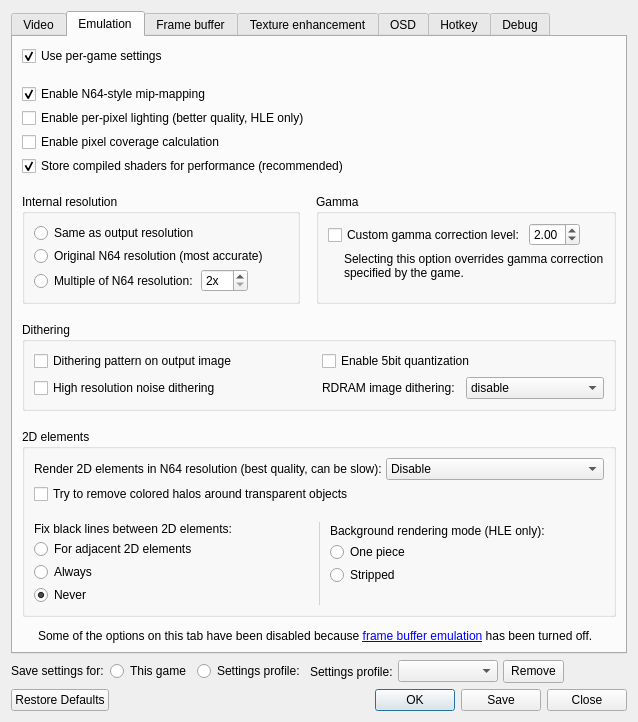
This is mupen64plus-video-gliden64/upstream/src/GLideNUI/configDialog.ui in mupen64plus-ae/mupen64plus-ae as Qt 5 draws it before an edit. The edited form follows.
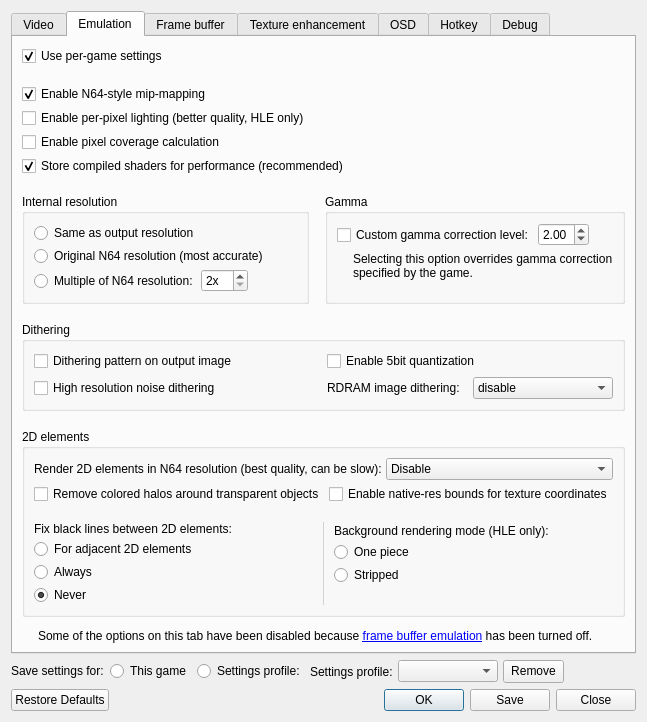
This is the edited form. The open tabs and pages were chosen to show the change. Icons and pictures are not drawn.

The edit to the form file:
```diff
--- a/mupen64plus-video-gliden64/upstream/src/GLideNUI/configDialog.ui
+++ b/mupen64plus-video-gliden64/upstream/src/GLideNUI/configDialog.ui
@@ -1536,11 +1536,25 @@
                </layout>
               </item>
               <item>
+               <layout class="QHBoxLayout" name="horizontalLayout_29">
+                <item>
                <widget class="QCheckBox" name="halosRemovalCheckBox">
                 <property name="text">
-                 <string>Try to remove colored halos around transparent objects</string>
-                </property>
-               </widget>
+                   <string>Remove colored halos around transparent objects</string>
+                  </property>
+                 </widget>
+                </item>
+                <item>
+                 <widget class="QCheckBox" name="texCoordBoundsCheckBox">
+                  <property name="toolTip">
+                   <string>&lt;html&gt;&lt;head/&gt;&lt;body&gt;&lt;p&gt;Bound texture rectangle texture coordinates to the values they take in native resolutions. It prevents garbage due to fetching out of texture bounds, but can result in hard edges.&lt;/p&gt;&lt;/body&gt;&lt;/html&gt;</string>
+                  </property>
+                  <property name="text">
+                   <string>Enable native-res bounds for texture coordinates</string>
+                  </property>
+                 </widget>
+                </item>
+               </layout>
               </item>
              </layout>
             </item>
```
Lines whose indentation alone changed are shown as unchanged.
